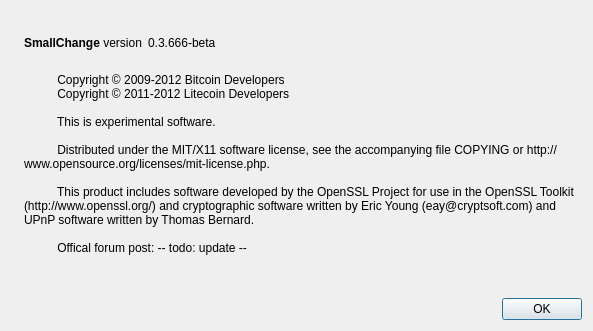
Old version of the form src/qt/forms/aboutdialog.ui in the repository ponecoin/ponecoin.
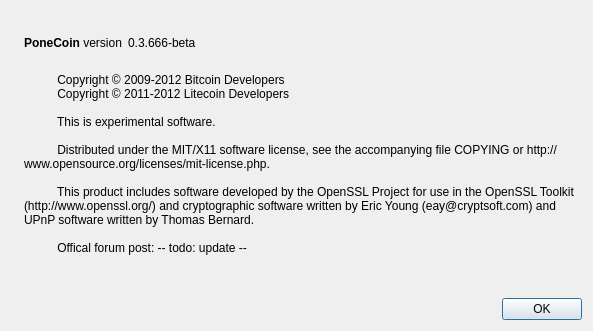
New version of the form. Icons and pictures are not drawn.

Commit message: Based PONE off of LTC.

What changed in the file:
```diff
--- a/src/qt/forms/aboutdialog.ui
+++ b/src/qt/forms/aboutdialog.ui
@@ -50,7 +50,7 @@
           <cursorShape>IBeamCursor</cursorShape>
          </property>
          <property name="text">
-          <string>&lt;b&gt;SmallChange&lt;/b&gt; version</string>
+          <string>&lt;b&gt;PoneCoin&lt;/b&gt; version</string>
          </property>
          <property name="textInteractionFlags">
           <set>Qt::LinksAccessibleByMouse|Qt::TextSelectableByKeyboard|Qt::TextSelectableByMouse</set>
```
Left out of the diff: 2 changed lines with no effect on the pictures. The commit also changes 40 other files.
